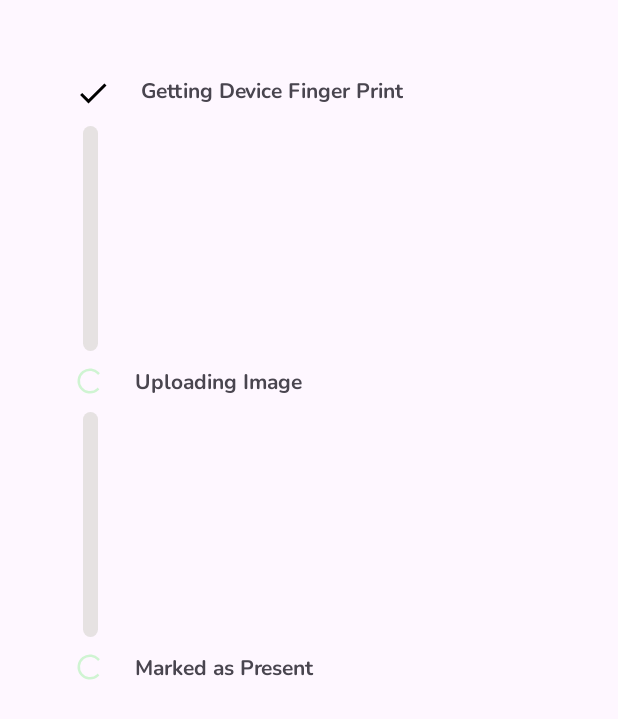
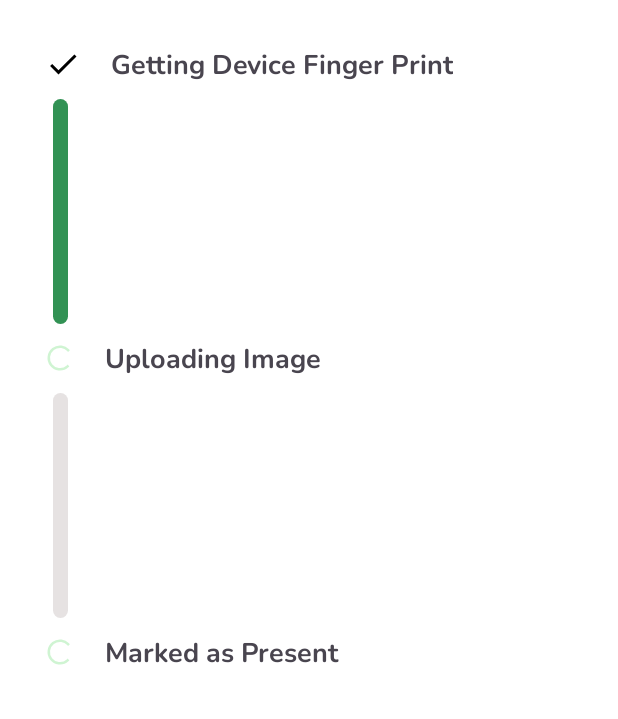
Before and after one commit to SrinivasanJP/Attendance_Biometric_System, an Android app: the SendAttendanceData screen opened directly, with no data from a screen before it, on a phone screen of 412 x 824 dp. Shown: the top 719 px of the screen. Run offline under Robolectric (Android 15) with nearby library versions, the phone set to English and light mode, and no system bars; our stand-ins replace Firebase (no records; nobody signed in at launch, a user with empty details on screens opened directly).

Commit message:
send attendance design update

```diff
--- a/app/src/main/java/dev/roxs/attendance/Activities/SendAttendanceData.java
+++ b/app/src/main/java/dev/roxs/attendance/Activities/SendAttendanceData.java
@@ -15,6 +15,7 @@ import android.util.Log;
 import android.view.View;
 import android.widget.ImageView;
 import android.widget.ProgressBar;
+import android.widget.RelativeLayout;
 import android.widget.Toast;
 
 import com.google.firebase.firestore.DocumentReference;
@@ -40,21 +41,27 @@ public class SendAttendanceData extends AppCompatActivity {
     private ProgressBar markAttendanceBuffer;
     private ImageView uploadImageDone;
     private ImageView markAttendanceDone;
+    private RelativeLayout uploadImageBar;
 
-    @SuppressLint("WrongThread")
+    @SuppressLint({"WrongThread", "UseCompatLoadingForDrawables"})
     @Override
     protected void onCreate(Bundle savedInstanceState) {
         super.onCreate(savedInstanceState);
         setContentView(R.layout.activity_send_attendance_data);
 
-        //hooks
+        //hooks progress bars
         ProgressBar fingerPrintBuffer = findViewById(R.id.fingerPrintBuffer);
         uploadImageBuffer = findViewById(R.id.imageUploadBuffer);
         markAttendanceBuffer = findViewById(R.id.markAttendanceBuffer);
 
+        //hooks done symbols
         ImageView fingerPrintDone = findViewById(R.id.fingerPrintDone);
         uploadImageDone = findViewById(R.id.imageUploadDone);
         markAttendanceDone = findViewById(R.id.markAttendanceDone);
+
+        //hooks bar
+        RelativeLayout fingerPrintBar = findViewById(R.id.fingerPrintBar);
+        uploadImageBar = findViewById(R.id.uploadImageBar);
 
         SharedpreferenceHelper sp = new SharedpreferenceHelper(this);
         FingerPrint fp = new FingerPrint(this);
@@ -64,6 +71,7 @@ public class SendAttendanceData extends AppCompatActivity {
         String fingerPrint = fp.getFingerPrint();
         fingerPrintBuffer.setVisibility(View.GONE);
         fingerPrintDone.setVisibility(View.VISIBLE);
+        fingerPrintBar.setBackground(getDrawable(R.drawable.process_done));
 
         //get Captured image
         File privateDir = getApplicationContext().getFilesDir();
@@ -88,6 +96,7 @@ public class SendAttendanceData extends AppCompatActivity {
                 imagesRef.getDownloadUrl().addOnSuccessListener(uri -> {
                     uploadImageBuffer.setVisibility(View.GONE);
                     uploadImageDone.setVisibility(View.VISIBLE);
+                    uploadImageBar.setBackground(getDrawable(R.drawable.process_done));
                     String downloadUrl = uri.toString();
                     assert sessionID != null;
                     sessionReference = db.collection("Attendance").document(sessionID);
--- /dev/null
+++ b/app/src/main/res/drawable/process_done.xml
@@ -0,0 +1,5 @@
+<?xml version="1.0" encoding="utf-8"?>
+<shape xmlns:android="http://schemas.android.com/apk/res/android">
+    <corners android:radius="10dp"/>
+    <solid android:color="@color/gradientGreenEnd"/>
+</shape>
--- a/app/src/main/res/layout/activity_send_attendance_data.xml
+++ b/app/src/main/res/layout/activity_send_attendance_data.xml
@@ -3,7 +3,8 @@
     xmlns:tools="http://schemas.android.com/tools"
     android:layout_width="match_parent"
     android:layout_height="match_parent"
-    android:padding="50dp"
+    android:background="@color/white"
+    android:padding="30dp"
     tools:context=".Activities.SendAttendanceData">
 
     <LinearLayout
@@ -16,11 +17,13 @@
             android:layout_width="20dp"
             android:layout_height="20dp"
             android:id="@+id/fingerPrintBuffer"
+            android:layout_gravity="center"
             />
         <ImageView
             android:layout_width="wrap_content"
             android:layout_height="wrap_content"
             android:src="@drawable/baseline_done_24"
+            android:layout_gravity="center"
             android:id="@+id/fingerPrintDone"
             android:visibility="gone"
             android:contentDescription="@string/doneSymbol" />
@@ -28,6 +31,7 @@
             android:layout_width="wrap_content"
             android:layout_height="wrap_content"
             android:layout_marginHorizontal="20dp"
+            android:textSize="18sp"
             android:text="@string/getting_device_finger_print"
             android:fontFamily="@font/nb"/>
     </LinearLayout>
@@ -51,6 +55,7 @@
         <ProgressBar
             android:layout_width="20dp"
             android:layout_height="20dp"
+            android:layout_gravity="center"
             android:id="@+id/imageUploadBuffer"
             />
         <ImageView
@@ -58,12 +63,14 @@
             android:layout_height="wrap_content"
             android:src="@drawable/baseline_done_24"
             android:id="@+id/imageUploadDone"
+            android:layout_gravity="center"
             android:visibility="gone"
             android:contentDescription="@string/doneSymbol" />
         <TextView
             android:layout_width="wrap_content"
             android:layout_height="wrap_content"
             android:layout_marginHorizontal="20dp"
+            android:textSize="18sp"
             android:text="@string/uploading_image"
             android:fontFamily="@font/nb"/>
     </LinearLayout>
@@ -87,11 +94,13 @@
         <ProgressBar
             android:layout_width="20dp"
             android:layout_height="20dp"
+            android:layout_gravity="center"
             android:id="@+id/markAttendanceBuffer"
             />
         <ImageView
             android:layout_width="wrap_content"
             android:layout_height="wrap_content"
+            android:layout_gravity="center"
             android:src="@drawable/baseline_done_24"
             android:visibility="gone"
             android:id="@+id/markAttendanceDone"
@@ -100,6 +109,7 @@
             android:layout_width="wrap_content"
             android:layout_height="wrap_content"
             android:layout_marginHorizontal="20dp"
+            android:textSize="18sp"
             android:text="@string/marked_as_present"
             android:fontFamily="@font/nb"/>
     </LinearLayout>
```
